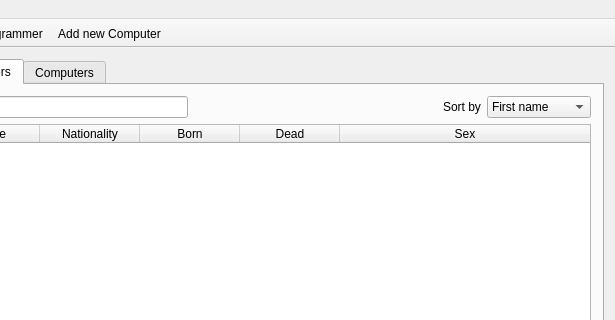
The window that mainwindow.ui (DORB/Verkur3GUI) describes before a commit, drawn with Qt 5; both pictures show x 85 to 700 and y 0 to 320 of the 700 by 599 pixel window.
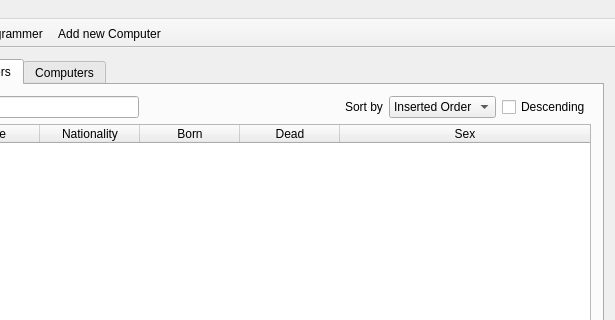
The same window after the commit. The open tabs and pages were chosen to show the change. Icons and pictures are not drawn.

Commit message: Bætti við 'Inserted Order' valmöguleika í Sort by á báðum stöðum

What changed in the file:
```diff
--- a/mainwindow.ui
+++ b/mainwindow.ui
@@ -68,6 +68,11 @@
             </item>
             <item>
              <widget class="QComboBox" name="dropdown_sort_by">
+              <item>
+               <property name="text">
+                <string>Inserted Order</string>
+               </property>
+              </item>
               <item>
                <property name="text">
                 <string>First name</string>
@@ -100,6 +105,13 @@
               </item>
              </widget>
             </item>
+            <item>
+             <widget class="QCheckBox" name="checkbox_programmer_descending">
+              <property name="text">
+               <string>Descending</string>
+              </property>
+             </widget>
+            </item>
            </layout>
           </item>
           <item>
```
Left out of the diff: 7 changed lines with no effect on the pictures. The commit also changes 2 other files.
